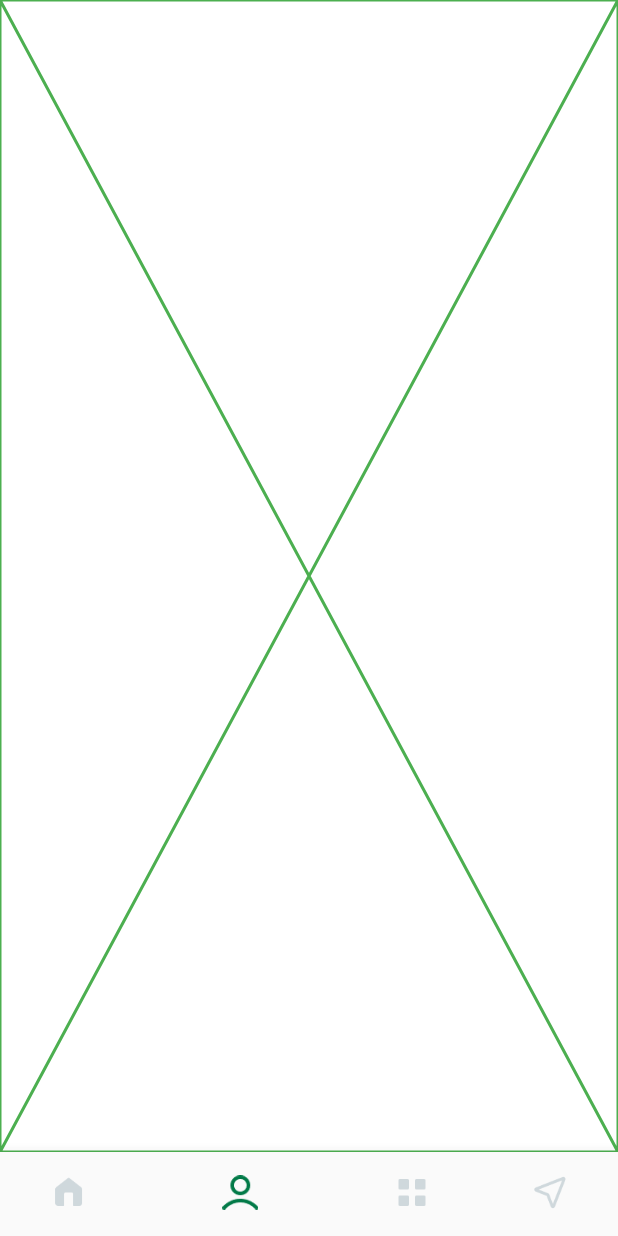
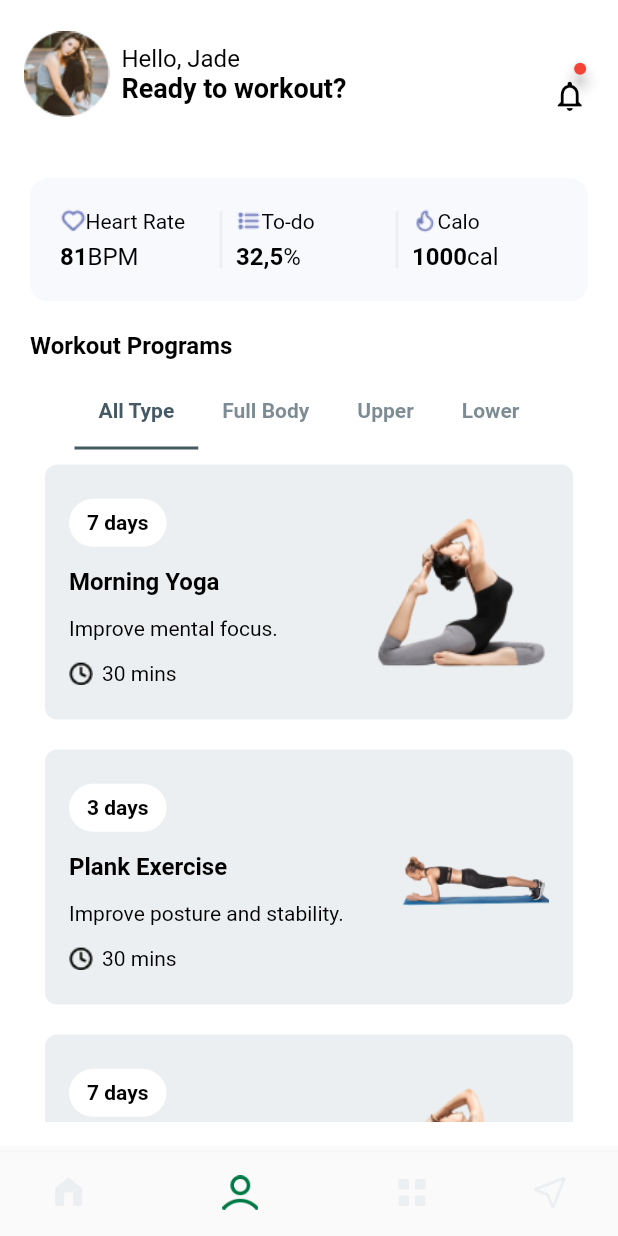
Before and after one commit to youssefmohamed192/ui_template, a Flutter app: the screen it shows after launch, item 2 of the bottom bar chosen, on a phone screen of 412 x 824 dp. Run offline on Flutter 3.47's test engine with Material 2 defaults, Android fonts, the phone set to English and light mode, and no system bars; drawn by our look-alikes of badges; our stand-ins replace smooth_page_indicator.

Commit message:
finished workout tab.

```diff
--- a/lib/ui/screens/home/tabs/mental_health_tab/mental_health_tab.dart
+++ b/lib/ui/screens/home/tabs/mental_health_tab/mental_health_tab.dart
@@ -70,7 +70,7 @@ class _MentalHealthTabState extends State<MentalHealthTab> {
           const SizedBox(
             height: 24,
           ),
-          buildMyRow("feature"),
+          buildMyRow("Feature"),
           SizedBox(
             height: 168,
             child: PageView.builder(
--- /dev/null
+++ b/lib/ui/screens/home/tabs/workout_tab/custom_tab_contnet.dart
@@ -0,0 +1,79 @@
+import 'package:flutter/material.dart';
+import 'package:ui_template/utils/app_assets.dart';
+import 'package:ui_template/utils/app_colors.dart';
+import 'package:ui_template/utils/app_theme.dart';
+
+class MYTabContent extends StatelessWidget {
+  @override
+  Widget build(BuildContext context) {
+    return ListView.builder(
+      itemCount: 4,
+      itemBuilder: (context, index) {
+        return Container(
+          height: 170,
+          margin: const EdgeInsets.all(10),
+          decoration: BoxDecoration(
+              color: AppColors.accent, borderRadius: BorderRadius.circular(8)),
+          padding: const EdgeInsets.all(16),
+          child: Row(
+            children: [
+              Expanded(
+                flex: 3,
+                child: Column(
+                  crossAxisAlignment: CrossAxisAlignment.start,
+                  mainAxisAlignment: MainAxisAlignment.spaceAround,
+                  children: [
+                    Container(
+                        padding: const EdgeInsets.symmetric(
+                            vertical: 8, horizontal: 12),
+                        decoration: BoxDecoration(
+                            color: AppColors.primary,
+                            borderRadius: BorderRadius.circular(50)),
+                        child: Text(
+                          index == 0 || index == 2 ? "7 days" : "3 days",
+                          style: AppTheme.carouselContainerTextStyle
+                              .copyWith(fontWeight: FontWeight.bold),
+                        )),
+                    Text(
+                        index == 0 || index == 2
+                            ? "Morning Yoga"
+                            : "Plank Exercise",
+                        style: AppTheme.carouselContainerTextStyle.copyWith(
+                            fontWeight: FontWeight.bold, fontSize: 16)),
+                    Text(
+                        index == 0 || index == 2
+                            ? "Improve mental focus."
+                            : "Improve posture and stability.",
+                        style: const TextStyle(
+                            fontWeight: FontWeight.w400,
+                            fontSize: 14,
+                            color: AppColors.black)),
+                    Row(
+                      children: [
+                        Image.asset(AppAssets.clockIcon,
+                            color: AppColors.black),
+                        const SizedBox(
+                          width: 6,
+                        ),
+                        const Text("30 mins",
+                            style: TextStyle(
+                              color: AppColors.black,
+                            )),
+                      ],
+                    ),
+                  ],
+                ),
+              ),
+              Expanded(
+                flex: 2,
+                child: Image.asset(index == 0 || index == 2
+                    ? AppAssets.listViewImage
+                    : AppAssets.plankImage),
+              ),
+            ],
+          ),
+        );
+      },
+    );
+  }
+}
--- /dev/null
+++ b/lib/ui/screens/home/tabs/workout_tab/my_container.dart
@@ -0,0 +1,133 @@
+import 'package:flutter/material.dart';
+import 'package:ui_template/utils/app_assets.dart';
+import 'package:ui_template/utils/app_colors.dart';
+import 'package:ui_template/utils/app_theme.dart';
+
+class MyContainerBuilder extends StatelessWidget {
+
+  @override
+  Widget build(BuildContext context) {
+    return Container(
+      padding: const EdgeInsets.all(12),
+      height: 82,
+      decoration: BoxDecoration(
+          color: AppColors.blueGray, borderRadius: BorderRadius.circular(12)),
+      child: Center(
+        child: Row(
+          mainAxisAlignment: MainAxisAlignment.spaceEvenly,
+          children: [
+            Expanded(
+                flex: 1,
+                child: Container(
+                  padding: const EdgeInsets.all(8),
+                  child: Column(
+                    crossAxisAlignment: CrossAxisAlignment.center,
+                    mainAxisAlignment: MainAxisAlignment.spaceBetween,
+                    children: [
+                      Row(
+                        children: [
+                          Image.asset(AppAssets.heartIcon),
+                          const Text(
+                            "Heart Rate",
+                            style: AppTheme.imageLabelStyle,
+                          )
+                        ],
+                      ),
+                      Row(
+                        children: [
+                          Text("81",
+                              style: AppTheme.containerLabelStyle
+                                  .copyWith(fontWeight: FontWeight.bold)),
+                          const Text(
+                            "BPM",
+                            style: AppTheme.containerLabelStyle,
+                          )
+                        ],
+                      )
+                    ],
+                  ),
+                )),
+            const SizedBox(
+              height: 38,
+              width: 4,
+              child: VerticalDivider(
+                color: AppColors.accent,
+                thickness: 2.0,
+              ),
+            ),
+            Expanded(
+                flex: 1,
+                child: Container(
+                  padding: const EdgeInsets.all(8),
+                  child: Column(
+                    crossAxisAlignment: CrossAxisAlignment.center,
+                    mainAxisAlignment: MainAxisAlignment.spaceBetween,
+                    children: [
+                      Row(
+                        children: [
+                          Image.asset(AppAssets.listIcon),
+                          const Text(
+                            "To-do",
+                            style: AppTheme.imageLabelStyle,
+                          )
+                        ],
+                      ),
+                      Row(
+                        children: [
+                          Text("32,5",
+                              style: AppTheme.containerLabelStyle
+                                  .copyWith(fontWeight: FontWeight.bold)),
+                          const Text(
+                            "%",
+                            style: AppTheme.containerLabelStyle,
+                          )
+                        ],
+                      )
+                    ],
+                  ),
+                )),
+            const SizedBox(
+              height: 38,
+              width: 4,
+              child: VerticalDivider(
+                color: AppColors.accent,
+                thickness: 2.0,
+              ),
+            ),
+            Expanded(
+                flex: 1,
+                child: Container(
+                  padding: const EdgeInsets.all(8),
+                  child: Column(
+                    crossAxisAlignment: CrossAxisAlignment.center,
+                    mainAxisAlignment: MainAxisAlignment.spaceBetween,
+                    children: [
+                      Row(
+                        children: [
+                          Image.asset(AppAssets.frameIcon),
+                          const Text(
+                            "Calo",
+                            style: AppTheme.imageLabelStyle,
+                          )
+                        ],
+                      ),
+                      Row(
+                        children: [
+                          Text("1000",
+                              style: AppTheme.containerLabelStyle
+                                  .copyWith(fontWeight: FontWeight.bold)),
+                          const Text(
+                            "cal",
+                            style: AppTheme.containerLabelStyle,
+                          )
+                        ],
+                      )
+                    ],
+                  ),
+                )),
+          ],
+        ),
+      ),
+    );
+  }
+}
--- a/lib/ui/screens/home/tabs/workout_tab/workout_tab.dart
+++ b/lib/ui/screens/home/tabs/workout_tab/workout_tab.dart
@@ -1,10 +1,139 @@
 import 'package:flutter/material.dart';
+import 'package:ui_template/ui/screens/home/tabs/workout_tab/custom_tab_contnet.dart';
+import 'package:ui_template/ui/screens/home/tabs/workout_tab/my_container.dart';
+import 'package:ui_template/utils/app_assets.dart';
+import 'package:ui_template/utils/app_colors.dart';
+import 'package:ui_template/utils/app_theme.dart';
+import 'package:badges/badges.dart' as badges;
 
-class WorkoutTab extends StatelessWidget {
+class WorkoutTab extends StatefulWidget {
+  @override
+  State<WorkoutTab> createState() => _WorkoutTabState();
+}
 
-
+class _WorkoutTabState extends State<WorkoutTab> {
   @override
   Widget build(BuildContext context) {
-    return const Placeholder(color: Colors.green,);
+    return DefaultTabController(
+      length: 4,
+      child: Scaffold(
+        appBar: buildAppBar(),
+        body: Padding(
+          padding: const EdgeInsets.all(20.0),
+          child: Column(
+            children: [
+              MyContainerBuilder(),
+              const SizedBox(height: 20),
+              Row(
+                children: [
+                  Text(
+                    "Workout Programs",
+                    style: AppTheme.carouselContainerTextStyle
+                        .copyWith(fontWeight: FontWeight.bold, fontSize: 16),
+                  )
+                ],
+              ),
+              const SizedBox(height: 10),
+              Expanded(
+                flex: 1,
+                child: TabBar(
+                  isScrollable: true,
+                  labelStyle: AppTheme.carouselContainerTextStyle
+                      .copyWith(fontWeight: FontWeight.bold),
+                  labelColor: AppColors.containerTitleColor,
+                  indicatorColor: AppColors.containerTitleColor,
+                  tabs: const [
+                    Tab(
+                      text: "All Type",
+                    ),
+                    Tab(text: "Full Body"),
+                    Tab(text: "Upper"),
+                    Tab(text: "Lower"),
+                  ],
+                ),
+              ),
+              Expanded(
+                flex: 9,
+                child: TabBarView(
+                  children: [
+                    MYTabContent(),
+                    MYTabContent(),
+                    MYTabContent(),
+                    MYTabContent(),
+                  ],
+                ),
+              ),
+            ],
+          ),
+        ),
+      ),
+    );
+  }
+
+  PreferredSizeWidget buildAppBar() {
+    return AppBar(
+      toolbarHeight: MediaQuery.of(context).size.height * 0.12,
+      title: Row(
+        children: [
+          Image.asset(AppAssets.appBarImage),
+          const SizedBox(
+            width: 8,
+          ),
+          Column(
+            crossAxisAlignment: CrossAxisAlignment.start,
+            children: [
+              Row(
+                children: [
+                  Text(
+                    "Hello, Jade",
+                    style: AppTheme.appBarTitleTextStyle
+                        .copyWith(fontWeight: FontWeight.w400, fontSize: 16),
+                  ),
+                ],
+              ),
+              Row(
+                children: [
+                  Text(
+                    "Ready to workout?",
+                    style: AppTheme.appBarTitleTextStyle
+                        .copyWith(fontSize: 18, fontWeight: FontWeight.w600),
+                  ),
+                ],
+              ),
+            ],
+          ),
+        ],
+      ),
+      actions: [
+        Padding(
+          padding: EdgeInsets.only(
+            right: MediaQuery.of(context).size.width * 0.02,
+            top: MediaQuery.of(context).size.width * 0.07,
+          ),
+          child: badges.Badge(
+            position: badges.BadgePosition.topEnd(top: 13, end: 13),
+            showBadge: true,
+            ignorePointer: false,
+            badgeStyle: badges.BadgeStyle(
+              badgeColor: AppColors.red,
+              shape: badges.BadgeShape.circle,
+              borderRadius: BorderRadius.circular(10),
+              elevation: 4,
+              padding: const EdgeInsets.all(4),
+            ),
+            child: IconButton(
+              icon: const Icon(
+                Icons.notifications_none,
+                color: AppColors.black,
+                size: 24,
+              ),
+              onPressed: () {},
+            ),
+          ),
+        ),
+      ],
+      backgroundColor: AppColors.primary,
+      elevation: 0,
+    );
   }
 }
--- a/lib/utils/app_assets.dart
+++ b/lib/utils/app_assets.dart
@@ -14,5 +14,12 @@ abstract class AppAssets{
   static const String navIcon = "${imagePath}icon_nav_bar.png";
   static const String personNavIcon = "${imagePath}person_nav_icon.png";
   static const String homeNavIcon = "${imagePath}home_nav_icon.png";
+  static const String appBarImage = "${imagePath}app_bar_image.png";
+  static const String frameIcon = "${imagePath}frame_icon.png";
+  static const String heartIcon = "${imagePath}heart_icon.png";
+  static const String listIcon = "${imagePath}list_icon.png";
+  static const String listViewImage = "${imagePath}list_view_image.png";
+  static const String plankImage = "${imagePath}plank_image.png";
+  static const String clockIcon = "${imagePath}clock_icon.png";
 
 }
--- a/lib/utils/app_colors.dart
+++ b/lib/utils/app_colors.dart
@@ -2,7 +2,7 @@ import 'package:flutter/material.dart';
 
 abstract class AppColors{
   static const Color primary = Color(0xffFFFFFF);
-  static const Color accent = Color(0xffCFD8DC);
+  static const Color accent = Color(0xffECEFF1);
   static const Color featureColor = Color(0xffECFDF3);
   static const Color relaxationContainer = Color(0xffF3E5F5);
   static const Color meditationContainer = Color(0xffFCE4EC);
@@ -16,5 +16,6 @@ abstract class AppColors{
   static const Color transparent = Colors.transparent;
   static const Color red = Colors.red;
   static const Color containerTitleColor = Color(0xff455A64);
+  static const Color blueGray = Color(0xffF8F9FC);
 
 }
--- a/lib/utils/app_theme.dart
+++ b/lib/utils/app_theme.dart
@@ -10,6 +10,8 @@ abstract class AppTheme {
       color: AppColors.titleText, fontSize: 20, fontWeight: FontWeight.w600);
   static const TextStyle imageLabelStyle = TextStyle(
       fontWeight: FontWeight.w400, fontSize: 14, color: AppColors.titleText);
+  static const TextStyle containerLabelStyle = TextStyle(
+      fontWeight: FontWeight.w400, fontSize: 16, color: AppColors.titleText);
   static const TextStyle carouselContainerTextStyle = TextStyle(
       color: AppColors.black, fontWeight: FontWeight.w400, fontSize: 14);
   static ThemeData lightTheme = ThemeData(
```
Also changed, not shown: assets/images/app_bar_image.png (added), assets/images/clock_icon.png (added), assets/images/frame_icon.png (added), assets/images/heart_icon.png (added), assets/images/list_icon.png (added), assets/images/list_view_image.png (added), assets/images/plank_image.png (added).
